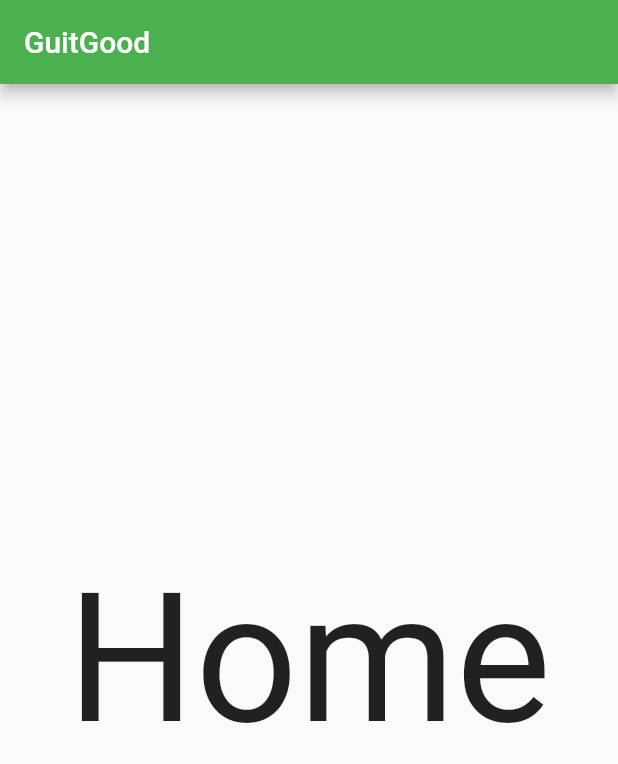
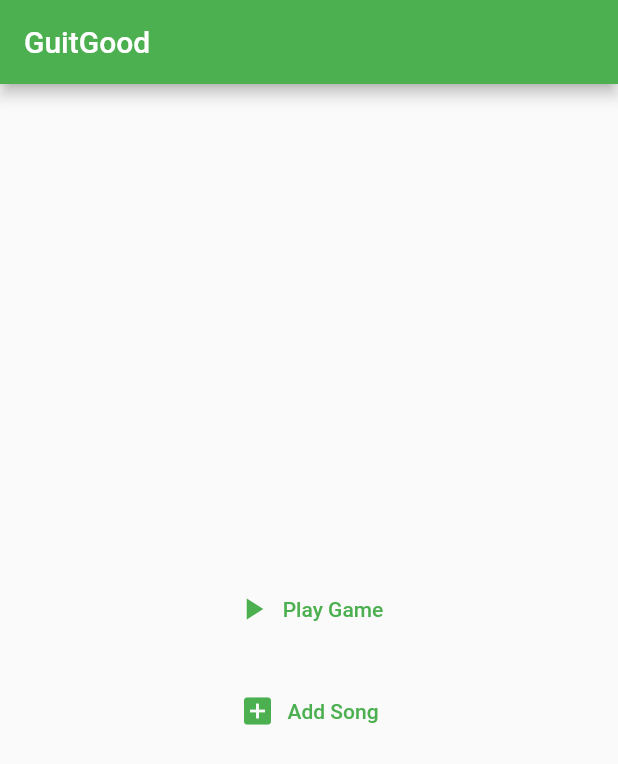
Before and after one commit to ReneP8/GuitGood, a Flutter app: the screen it shows after launch, on a phone screen of 412 x 824 dp. Shown: the top 764 px of the screen. Run offline on Flutter 3.47's test engine with Material 2 defaults, Android fonts, the light colour scheme and no system bars.

Commit message:
added buttons to the home screen and implemented boilerplate of the screens

```diff
--- /dev/null
+++ b/guit_good/lib/screens/game.dart
@@ -0,0 +1,14 @@
+import 'package:flutter/cupertino.dart';
+import 'package:flutter/material.dart';
+
+class Game extends StatefulWidget {
+  @override
+  _GameState createState() => _GameState();
+}
+
+class _GameState extends State<Game> {
+  @override
+  Widget build(BuildContext context) {
+    return Scaffold(body: Center(child: Text('Game')));
+  }
+}
--- a/guit_good/lib/screens/home.dart
+++ b/guit_good/lib/screens/home.dart
@@ -1,5 +1,7 @@
 import 'package:flutter/cupertino.dart';
 import 'package:flutter/material.dart';
+import 'package:guit_good/screens/create.dart';
+import 'package:guit_good/screens/game.dart';
 
 class Home extends StatefulWidget {
   final String title;
@@ -14,8 +16,33 @@ class _HomeState extends State<Home> {
   @override
   Widget build(BuildContext context) {
     return Scaffold(
-      appBar: AppBar(title: Text(widget.title)),
-      body: Center(child: Text('Home' , style: TextStyle(fontSize: 120.0),)),
-    );
+        appBar: AppBar(title: Text(widget.title)),
+        body: Center(
+          child: Column(
+            mainAxisAlignment: MainAxisAlignment.center,
+            crossAxisAlignment: CrossAxisAlignment.center,
+            children: [
+              TextButton.icon(
+                  onPressed: () {
+                    Navigator.push(
+                      context,
+                      MaterialPageRoute(builder: (context) => Game()),
+                    );
+                  },
+                  icon: Icon(Icons.play_arrow),
+                  label: Text('Play Game')),
+              SizedBox(height: 20.0),
+              TextButton.icon(
+                  onPressed: () {
+                    Navigator.push(
+                      context,
+                      MaterialPageRoute(builder: (context) => Create()),
+                    );
+                  },
+                  icon: Icon(Icons.add_box),
+                  label: Text('Add Song')),
+            ],
+          ),
+        ));
   }
 }
```
Also changed, not shown: guit_good/lib/screens/create.dart (added, +14 -0 lines).
